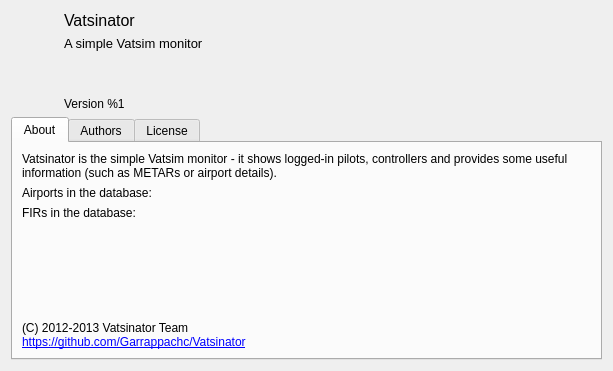
Old version of the form source/ui/resources/aboutwindow.ui in the repository Vatsinator/vatsinator-legacy.
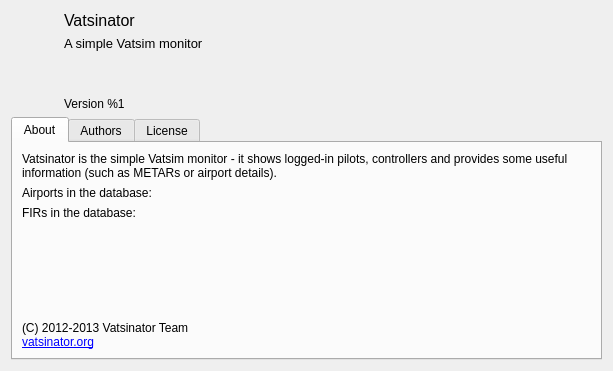
New version of the form. Icons and pictures are not drawn.

```diff
--- a/source/ui/resources/aboutwindow.ui
+++ b/source/ui/resources/aboutwindow.ui
@@ -208,7 +208,7 @@
             </sizepolicy>
            </property>
            <property name="text">
-            <string>(C) 2012-2013 Vatsinator Team&lt;br&gt;&lt;a href=&quot;https://github.com/Garrappachc/Vatsinator&quot;&gt;https://github.com/Garrappachc/Vatsinator&lt;/a&gt;</string>
+            <string>(C) 2012-2013 Vatsinator Team&lt;br&gt;&lt;a href=&quot;http://vatsinator.org/&quot;&gt;vatsinator.org&lt;/a&gt;</string>
            </property>
            <property name="alignment">
             <set>Qt::AlignBottom|Qt::AlignLeading|Qt::AlignLeft</set>
```
